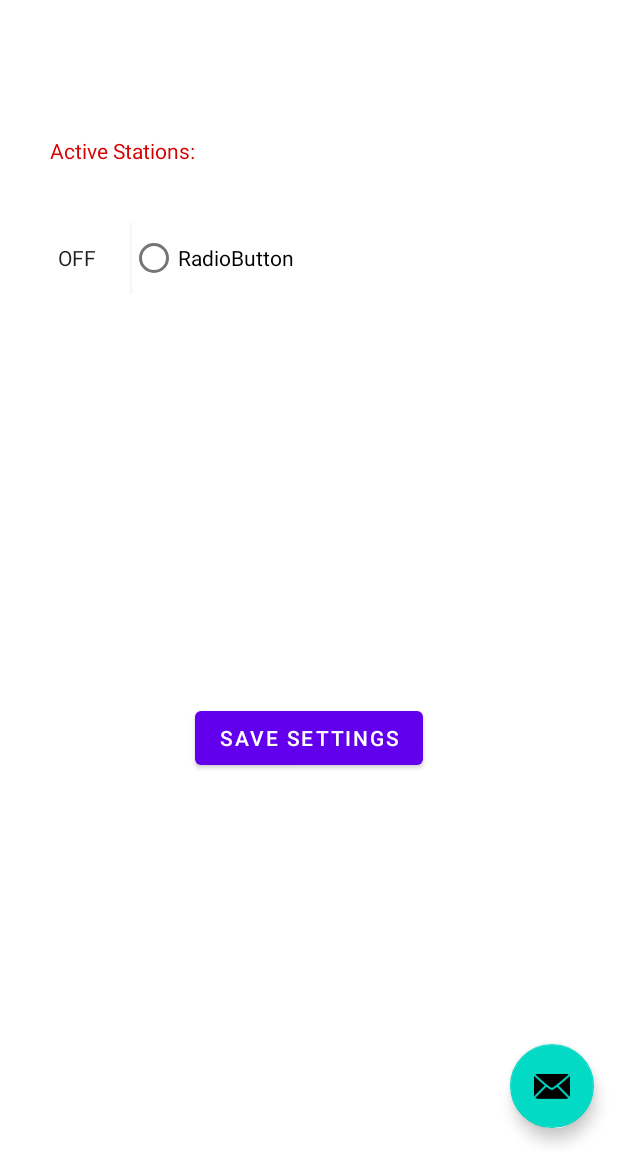
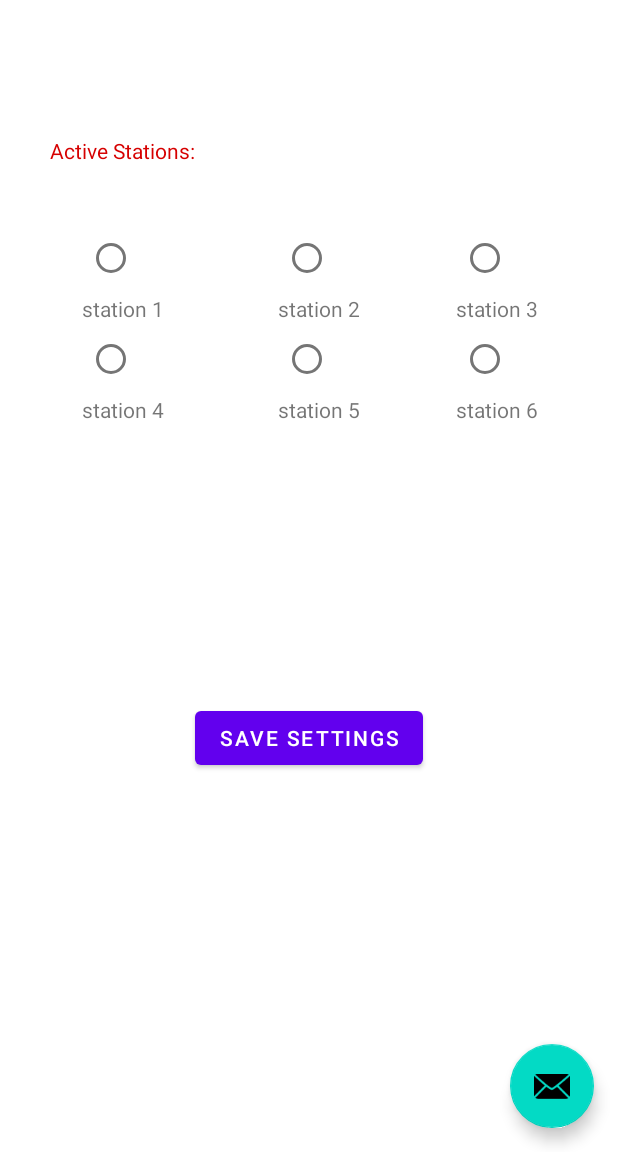
Before and after one commit to aviramyi/LightSwimHCI, an Android app: the SettingsFragment screen opened through its navigation route, on a phone screen of 412 x 824 dp, the part 84-1236 px from its top. Run offline under Robolectric (Android 15) with nearby library versions, the phone set to English and light mode, and no system bars; our stand-ins replace navigation-ui.

Commit message:
station grid

```diff
--- /dev/null
+++ b/app/src/main/res/drawable/roundstyle.xml
@@ -0,0 +1,4 @@
+<?xml version="1.0" encoding="utf-8"?>
+<shape xmlns:android="http://schemas.android.com/apk/res/android">
+    <corners android:radius="12dp"/>
+</shape>
--- a/app/src/main/res/layout/fragment_settings.xml
+++ b/app/src/main/res/layout/fragment_settings.xml
@@ -51,37 +51,137 @@
         app:layout_constraintStart_toStartOf="parent">
 
         <TableRow
-            android:layout_width="match_parent"
-            android:layout_height="match_parent">
+            android:layout_width="wrap_content"
+            android:layout_height="wrap_content">
 
-            <ToggleButton
-                android:id="@+id/toggleButton2"
-                android:layout_width="70dp"
-                android:layout_height="48dp"
-                android:background="@color/white"
-                android:checked="false"
-                android:text="ToggleButton"
-                android:textAppearance="@style/TextAppearance.AppCompat.Body1" />
+            <RelativeLayout
+                android:layout_width="131dp"
+                android:layout_height="wrap_content">
 
-            <RadioButton
-                android:id="@+id/radioButton2"
-                android:layout_width="wrap_content"
-                android:layout_height="wrap_content"
-                android:text="RadioButton" />
+                <RadioButton
+                    android:id="@+id/radio_button_station_1"
+                    android:layout_width="wrap_content"
+                    android:layout_height="wrap_content"
+                    android:layout_centerHorizontal="true" />
+
+                <TextView
+                    android:id="@+id/text_station_1"
+                    android:layout_width="wrap_content"
+                    android:layout_height="wrap_content"
+                    android:layout_below="@id/radio_button_station_1"
+                    android:layout_centerHorizontal="true"
+                    android:text="@string/text_station_1" />
+
+            </RelativeLayout>
+
+            <RelativeLayout
+                android:layout_width="130dp"
+                android:layout_height="wrap_content">
+
+                <RadioButton
+                    android:id="@+id/radio_button_station_2"
+                    android:layout_width="wrap_content"
+                    android:layout_height="wrap_content"
+                    android:layout_centerHorizontal="true" />
+
+                <TextView
+                    android:id="@+id/text_station_2"
+                    android:layout_width="wrap_content"
+                    android:layout_height="wrap_content"
+                    android:layout_below="@id/radio_button_station_2"
+                    android:layout_centerHorizontal="true"
+                    android:text="@string/station_2" />
+
+            </RelativeLayout>
+
+            <RelativeLayout
+                android:layout_width="107dp"
+                android:layout_height="wrap_content">
+
+                <RadioButton
+                    android:id="@+id/radio_button_station_3"
+                    android:layout_width="wrap_content"
+                    android:layout_height="wrap_content"
+                    android:layout_centerHorizontal="true" />
+
+                <TextView
+                    android:id="@+id/text_station_3"
+                    android:layout_width="wrap_content"
+                    android:layout_height="wrap_content"
+                    android:layout_below="@id/radio_button_station_3"
+                    android:layout_centerHorizontal="true"
+                    android:text="@string/station_3" />
+
+            </RelativeLayout>
+
 
         </TableRow>
 
         <TableRow
             android:layout_width="match_parent"
-            android:layout_height="match_parent" />
+            android:layout_height="match_parent">
 
-        <TableRow
-            android:layout_width="match_parent"
-            android:layout_height="match_parent" />
+            <RelativeLayout
+                android:layout_width="match_parent"
+                android:layout_height="match_parent">
 
-        <TableRow
-            android:layout_width="match_parent"
-            android:layout_height="match_parent" />
+                <RadioButton
+                    android:id="@+id/radio_button_station_4"
+                    android:layout_width="wrap_content"
+                    android:layout_height="wrap_content"
+                    android:layout_centerHorizontal="true" />
+
+                <TextView
+                    android:id="@+id/text_station_4"
+                    android:layout_width="wrap_content"
+                    android:layout_height="wrap_content"
+                    android:layout_below="@id/radio_button_station_4"
+                    android:layout_centerHorizontal="true"
+                    android:text="@string/station_4" />
+
+            </RelativeLayout>
+
+            <RelativeLayout
+                android:layout_width="wrap_content"
+                android:layout_height="wrap_content">
+
+                <RadioButton
+                    android:id="@+id/radio_button_station_5"
+                    android:layout_width="wrap_content"
+                    android:layout_height="wrap_content"
+                    android:layout_centerHorizontal="true" />
+
+                <TextView
+                    android:id="@+id/text_station_5"
+                    android:text="@string/station_5"
+                    android:layout_centerHorizontal="true"
+                    android:layout_below="@id/radio_button_station_5"
+                    android:layout_width="wrap_content"
+                    android:layout_height="wrap_content" />
+
+            </RelativeLayout>
+
+            <RelativeLayout
+                android:layout_width="wrap_content"
+                android:layout_height="wrap_content">
+
+                <RadioButton
+                    android:id="@+id/radio_button_station_6"
+                    android:layout_width="wrap_content"
+                    android:layout_height="wrap_content"
+                    android:layout_centerHorizontal="true" />
+
+                <TextView
+                    android:id="@+id/text_station_6"
+                    android:text="@string/station_6"
+                    android:layout_centerHorizontal="true"
+                    android:layout_below="@id/radio_button_station_6"
+                    android:layout_width="wrap_content"
+                    android:layout_height="wrap_content" />
+
+            </RelativeLayout>
+
+        </TableRow>
     </TableLayout>
 
 </androidx.constraintlayout.widget.ConstraintLayout>
--- a/app/src/main/res/values/strings.xml
+++ b/app/src/main/res/values/strings.xml
@@ -13,4 +13,10 @@
     <string name="calibrate">Calibrate</string>
     <string name="end_session">End Session</string>
     <string name="active_stations">Active Stations:</string>
+    <string name="text_station_1">station 1</string>
+    <string name="station_2">station 2</string>
+    <string name="station_4">station 4</string>
+    <string name="station_5">station 5</string>
+    <string name="station_6">station 6</string>
+    <string name="station_3">station 3</string>
 </resources>
```
